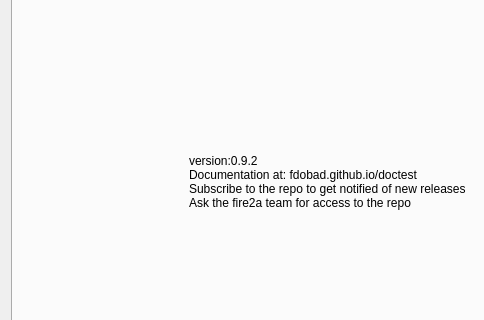
Qt form fire2am_dialog_base.ui (fdobad/fire2am-kitral) before a commit; both pictures show x 0 to 484 and y 92 to 412 of the 654 by 579 pixel window.
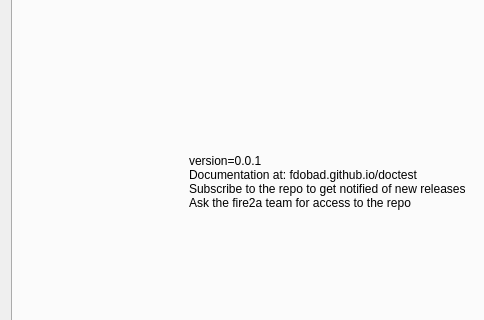
The same form after that commit. The open tabs and pages were chosen to show the change. Custom widgets are drawn as their Qt base class.

Commit message: auto versioning, zip & release on new v tag

```diff
--- a/fire2am_dialog_base.ui
+++ b/fire2am_dialog_base.ui
@@ -865,7 +865,7 @@
        <item row="0" column="1">
         <widget class="QLabel" name="label_17">
          <property name="text">
-          <string>version:0.9.2
+          <string>version=0.0.1
 Documentation at: fdobad.github.io/doctest
 Subscribe to the repo to get notified of new releases
 Ask the fire2a team for access to the repo</string>
```
The commit also changes 2 other files.
